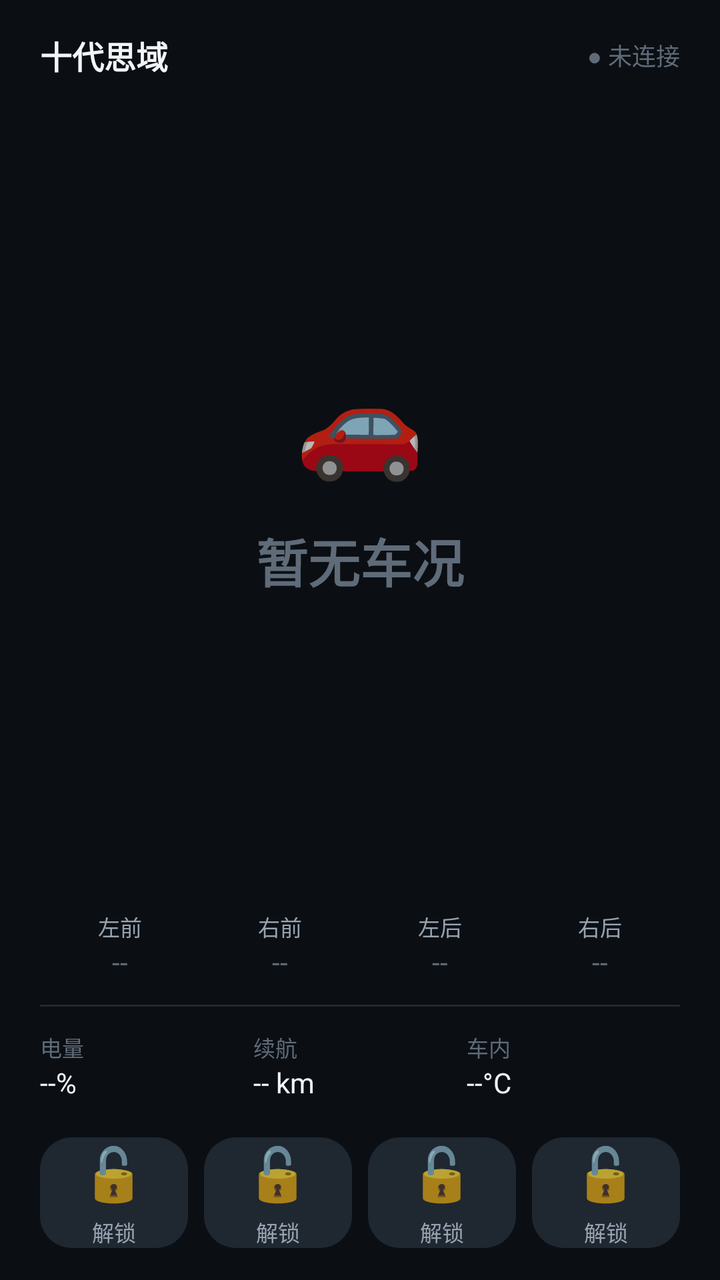
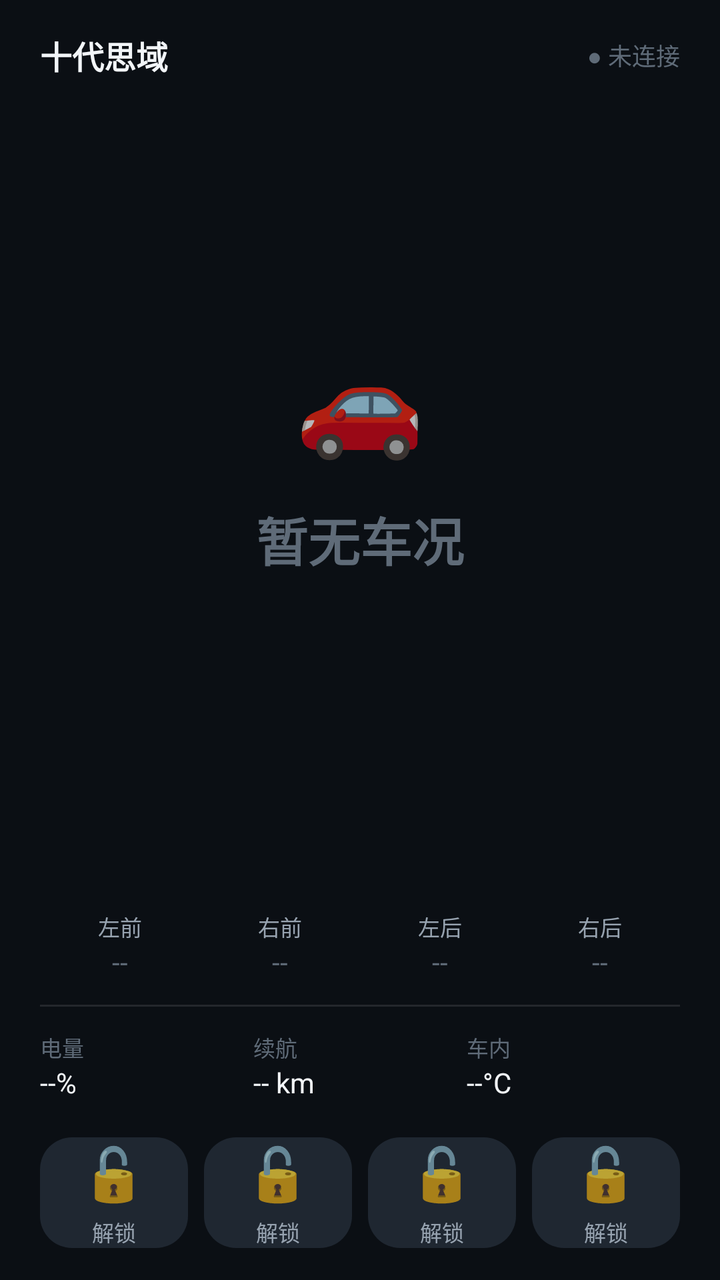

The first picture is an Android layout as it rendered before a commit; the second is the same layout after the commit. The layout source and the unified diff follow.
<!-- AndroidManifest.xml: application theme android:Theme.Material.NoActionBar -->
<!-- res/layout/card_main.xml -->
<?xml version="1.0" encoding="utf-8"?>
<FrameLayout xmlns:android="http://schemas.android.com/apk/res/android"
    android:layout_width="match_parent"
    android:layout_height="match_parent"
    android:background="@color/bg_card">

    <LinearLayout
        android:layout_width="match_parent"
        android:layout_height="match_parent"
        android:orientation="vertical"
        android:paddingStart="20dp"
        android:paddingEnd="20dp"
        android:paddingTop="16dp"
        android:paddingBottom="16dp">

        
        <LinearLayout
            android:layout_width="match_parent"
            android:layout_height="wrap_content"
            android:gravity="center_vertical"
            android:orientation="horizontal">

            <TextView
                android:id="@+id/tvCarName"
                android:layout_width="0dp"
                android:layout_height="wrap_content"
                android:layout_weight="1"
                android:singleLine="true"
                android:text="十代思域"
                android:textColor="@color/text_primary"
                android:textSize="16sp"
                android:textStyle="bold" />

            <TextView
                android:id="@+id/tvConn"
                android:layout_width="wrap_content"
                android:layout_height="wrap_content"
                android:text="● 未连接"
                android:textColor="@color/text_muted"
                android:textSize="12sp" />
        </LinearLayout>

        
        <LinearLayout
            android:layout_width="match_parent"
            android:layout_height="0dp"
            android:layout_weight="1"
            android:gravity="center"
            android:orientation="vertical"
            android:paddingTop="8dp"
            android:paddingBottom="8dp">

            <TextView
                android:id="@+id/tvLockIcon"
                android:layout_width="wrap_content"
                android:layout_height="wrap_content"
                android:layout_gravity="center_horizontal"
                android:layout_marginTop="12dp"
                android:text="🚗"
                android:textSize="52sp" />

            <TextView
                android:id="@+id/tvLockState"
                android:layout_width="wrap_content"
                android:layout_height="wrap_content"
                android:layout_gravity="center_horizontal"
                android:layout_marginTop="14dp"
                android:minHeight="44dp"
                android:gravity="center"
                android:text="暂无车况"
                android:textColor="@color/text_muted"
                android:textSize="26sp"
                android:textStyle="bold"
                android:visibility="visible" />

            <TextView
                android:id="@+id/tvTip"
                android:layout_width="wrap_content"
                android:layout_height="wrap_content"
                android:layout_marginTop="6dp"
                android:maxLines="2"
                android:gravity="center"
                android:text=""
                android:textColor="@color/text_muted"
                android:textSize="11sp" />
        </LinearLayout>

        
        <LinearLayout
            android:layout_width="match_parent"
            android:layout_height="wrap_content"
            android:orientation="horizontal"
            android:paddingTop="8dp"
            android:paddingBottom="8dp">

            <LinearLayout
                android:layout_width="0dp"
                android:layout_height="wrap_content"
                android:layout_weight="1"
                android:gravity="center"
                android:orientation="vertical">

                <TextView
                    android:layout_width="wrap_content"
                    android:layout_height="wrap_content"
                    android:text="左前"
                    android:textColor="@color/text_secondary"
                    android:textSize="11sp" />

                <TextView
                    android:id="@+id/tvFLStat"
                    android:layout_width="wrap_content"
                    android:layout_height="wrap_content"
                    android:text="--"
                    android:textColor="@color/text_muted"
                    android:textSize="14sp" />
            </LinearLayout>

            <LinearLayout
                android:layout_width="0dp"
                android:layout_height="wrap_content"
                android:layout_weight="1"
                android:gravity="center"
                android:orientation="vertical">

                <TextView
                    android:layout_width="wrap_content"
                    android:layout_height="wrap_content"
                    android:text="右前"
                    android:textColor="@color/text_secondary"
                    android:textSize="11sp" />

                <TextView
                    android:id="@+id/tvFRStat"
                    android:layout_width="wrap_content"
                    android:layout_height="wrap_content"
                    android:text="--"
                    android:textColor="@color/text_muted"
                    android:textSize="14sp" />
            </LinearLayout>

            <LinearLayout
                android:layout_width="0dp"
                android:layout_height="wrap_content"
                android:layout_weight="1"
                android:gravity="center"
                android:orientation="vertical">

                <TextView
                    android:layout_width="wrap_content"
                    android:layout_height="wrap_content"
                    android:text="左后"
                    android:textColor="@color/text_secondary"
                    android:textSize="11sp" />

                <TextView
                    android:id="@+id/tvRLStat"
                    android:layout_width="wrap_content"
                    android:layout_height="wrap_content"
                    android:text="--"
                    android:textColor="@color/text_muted"
                    android:textSize="14sp" />
            </LinearLayout>

            <LinearLayout
                android:layout_width="0dp"
                android:layout_height="wrap_content"
                android:layout_weight="1"
                android:gravity="center"
                android:orientation="vertical">

                <TextView
                    android:layout_width="wrap_content"
                    android:layout_height="wrap_content"
                    android:text="右后"
                    android:textColor="@color/text_secondary"
                    android:textSize="11sp" />

                <TextView
                    android:id="@+id/tvRRStat"
                    android:layout_width="wrap_content"
                    android:layout_height="wrap_content"
                    android:text="--"
                    android:textColor="@color/text_muted"
                    android:textSize="14sp" />
            </LinearLayout>
        </LinearLayout>

        <View
            android:layout_width="match_parent"
            android:layout_height="1dp"
            android:layout_marginTop="4dp"
            android:layout_marginBottom="4dp"
            android:background="@color/divider" />

        
        <LinearLayout
            android:layout_width="match_parent"
            android:layout_height="wrap_content"
            android:orientation="horizontal"
            android:paddingTop="8dp"
            android:paddingBottom="8dp">

            <LinearLayout
                android:layout_width="0dp"
                android:layout_height="wrap_content"
                android:layout_weight="1"
                android:orientation="vertical">

                <TextView
                    android:layout_width="wrap_content"
                    android:layout_height="wrap_content"
                    android:text="电量"
                    android:textColor="@color/text_muted"
                    android:textSize="11sp" />

                <TextView
                    android:id="@+id/tvBattery"
                    android:layout_width="wrap_content"
                    android:layout_height="wrap_content"
                    android:text="--%"
                    android:textColor="@color/text_primary"
                    android:textSize="14sp" />
            </LinearLayout>

            <LinearLayout
                android:layout_width="0dp"
                android:layout_height="wrap_content"
                android:layout_weight="1"
                android:orientation="vertical">

                <TextView
                    android:layout_width="wrap_content"
                    android:layout_height="wrap_content"
                    android:text="续航"
                    android:textColor="@color/text_muted"
                    android:textSize="11sp" />

                <TextView
                    android:id="@+id/tvRange"
                    android:layout_width="wrap_content"
                    android:layout_height="wrap_content"
                    android:text="-- km"
                    android:textColor="@color/text_primary"
                    android:textSize="14sp" />
            </LinearLayout>

            <LinearLayout
                android:layout_width="0dp"
                android:layout_height="wrap_content"
                android:layout_weight="1"
                android:orientation="vertical">

                <TextView
                    android:layout_width="wrap_content"
                    android:layout_height="wrap_content"
                    android:text="车内"
                    android:textColor="@color/text_muted"
                    android:textSize="11sp" />

                <TextView
                    android:id="@+id/tvTemp"
                    android:layout_width="wrap_content"
                    android:layout_height="wrap_content"
                    android:text="--°C"
                    android:textColor="@color/text_primary"
                    android:textSize="14sp" />
            </LinearLayout>
        </LinearLayout>

        
        <LinearLayout
            android:layout_width="match_parent"
            android:layout_height="wrap_content"
            android:layout_marginTop="10dp"
            android:orientation="horizontal">

            <include
                android:id="@+id/btnUnlock"
                layout="@layout/item_btn"
                android:layout_width="0dp"
                android:layout_height="wrap_content"
                android:layout_weight="1" />

            <include
                android:id="@+id/btnLock"
                layout="@layout/item_btn"
                android:layout_width="0dp"
                android:layout_height="wrap_content"
                android:layout_marginStart="@dimen/btn_gap"
                android:layout_weight="1" />

            <include
                android:id="@+id/btnTrunk"
                layout="@layout/item_btn"
                android:layout_width="0dp"
                android:layout_height="wrap_content"
                android:layout_marginStart="@dimen/btn_gap"
                android:layout_weight="1" />

            <include
                android:id="@+id/btnFind"
                layout="@layout/item_btn"
                android:layout_width="0dp"
                android:layout_height="wrap_content"
                android:layout_marginStart="@dimen/btn_gap"
                android:layout_weight="1" />
        </LinearLayout>
    </LinearLayout>
</FrameLayout>
<!-- res/layout/item_btn.xml (included above) -->
<?xml version="1.0" encoding="utf-8"?>
<LinearLayout xmlns:android="http://schemas.android.com/apk/res/android"
    android:layout_width="match_parent"
    android:layout_height="match_parent"
    android:background="@drawable/bg_btn"
    android:gravity="center"
    android:orientation="vertical">

    <TextView
        android:id="@+id/btnIcon"
        android:layout_width="wrap_content"
        android:layout_height="wrap_content"
        android:text="🔓"
        android:textSize="26sp" />

    <TextView
        android:id="@+id/btnLabel"
        android:layout_width="wrap_content"
        android:layout_height="wrap_content"
        android:layout_marginTop="4dp"
        android:text="解锁"
        android:textColor="@color/text_secondary"
        android:textSize="11sp" />
</LinearLayout>
<!-- resources referenced by this layout -->
<resources>
  <color name="bg_card">#FF0B0F14</color>
  <color name="divider">#1AFFFFFF</color>
  <color name="text_muted">#FF5F6B78</color>
  <color name="text_primary">#FFF2F5F8</color>
  <color name="text_secondary">#FF97A3B0</color>
  <dimen name="btn_gap">8dp</dimen>
  <!-- drawable bg_btn (drawable) -->
  <?xml version="1.0" encoding="utf-8"?>
  <selector xmlns:android="http://schemas.android.com/apk/res/android">
  
      <item android:state_pressed="true">
          <shape android:shape="rectangle">
              <solid android:color="#FF2C3947" />
              <corners android:radius="@dimen/btn_radius" />
          </shape>
      </item>
  
      <item android:state_enabled="false">
          <shape android:shape="rectangle">
              <solid android:color="#FF121821" />
              <corners android:radius="@dimen/btn_radius" />
          </shape>
      </item>
  
      <item>
          <shape android:shape="rectangle">
              <solid android:color="@color/bg_surface_hi" />
              <corners android:radius="@dimen/btn_radius" />
          </shape>
      </item>
  </selector>
  <dimen name="btn_radius">16dp</dimen>
  <color name="bg_surface_hi">#FF1F2731</color>
</resources>

<!-- the commit's change to res/layout/card_main.xml (unified diff, before → after) -->
@@ -55,31 +55,28 @@
                 android:layout_width="wrap_content"
                 android:layout_height="wrap_content"
                 android:layout_gravity="center_horizontal"
-                android:layout_marginTop="12dp"
                 android:text="🚗"
                 android:textSize="52sp" />
 
             <TextView
                 android:id="@+id/tvLockState"
-                android:layout_width="wrap_content"
-                android:layout_height="wrap_content"
-                android:layout_gravity="center_horizontal"
+                android:layout_width="match_parent"
+                android:layout_height="44dp"
                 android:layout_marginTop="14dp"
-                android:minHeight="44dp"
-                android:gravity="center"
+                android:gravity="center"
+                android:singleLine="true"
                 android:text="暂无车况"
                 android:textColor="@color/text_muted"
                 android:textSize="26sp"
-                android:textStyle="bold"
-                android:visibility="visible" />
+                android:textStyle="bold" />
 
             <TextView
                 android:id="@+id/tvTip"
-                android:layout_width="wrap_content"
-                android:layout_height="wrap_content"
+                android:layout_width="match_parent"
+                android:layout_height="24dp"
                 android:layout_marginTop="6dp"
-                android:maxLines="2"
-                android:gravity="center"
+                android:gravity="center"
+                android:maxLines="1"
                 android:text=""
                 android:textColor="@color/text_muted"
                 android:textSize="11sp" />
